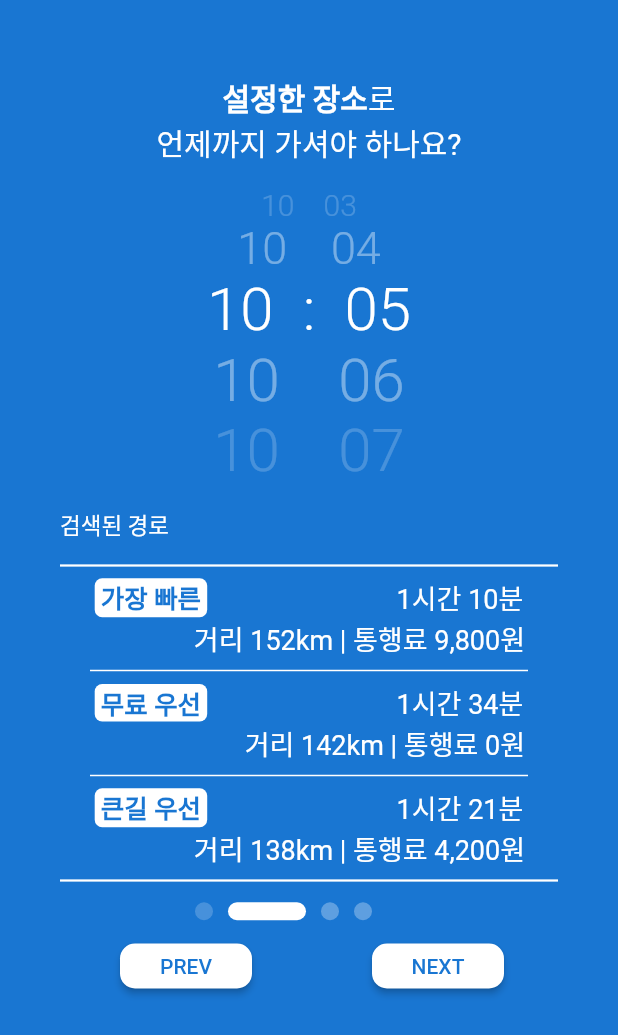
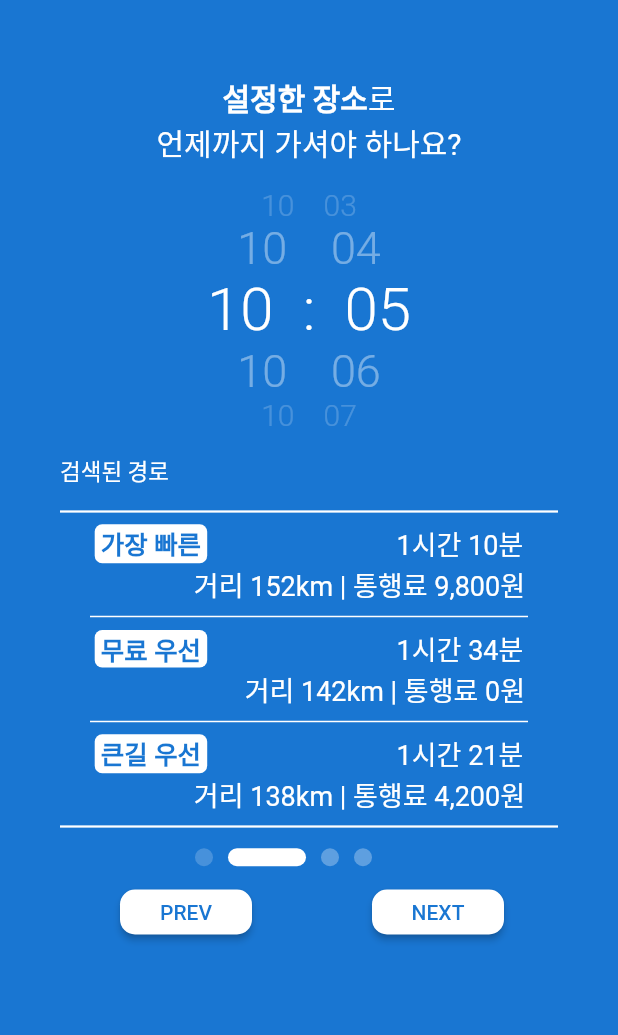
Before and after one commit to yso009/alvis_flutter, a Flutter app: the SecondRoute screen opened directly, on a phone screen of 412 x 824 dp. Shown: the top 1035 px of the screen. Run offline on Flutter 3.47's test engine with Material 2 defaults, Android fonts, the phone set to English and light mode, and no system bars.

Commit message:
perf secondroute.dart: update

```diff
--- a/lib/secondroute.dart
+++ b/lib/secondroute.dart
@@ -59,13 +59,13 @@ class SecondRoute extends StatelessWidget {
               Opacity(opacity: 0.4,child: Text('10    06',
                 style: TextStyle(
                     color: Colors.white,
-                    fontSize: 40
+                    fontSize: 30
                     ,fontWeight: FontWeight.w300
                 ),)),
               Opacity(opacity: 0.2,child: Text('10    07',
                 style: TextStyle(
                     color: Colors.white,
-                    fontSize: 40,
+                    fontSize: 20,
                   fontWeight: FontWeight.w300
                 ),)),
               SizedBox(height: 15,),
```
